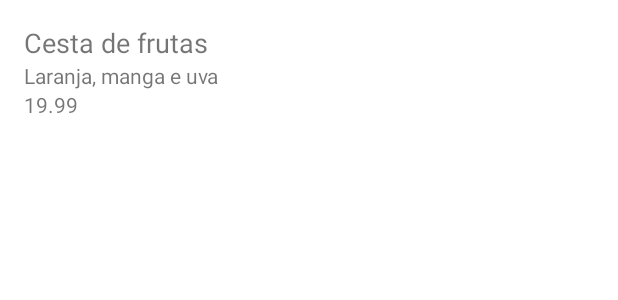
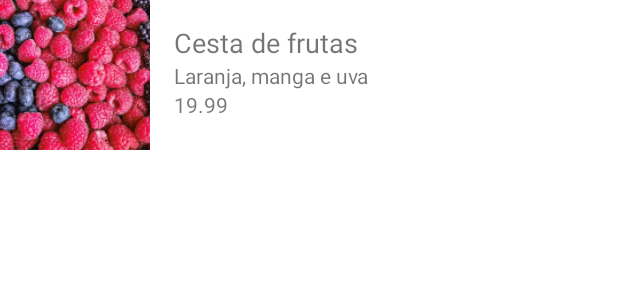
Before and after one commit to Fael-dev/android-nativo-kt-2, an Android app: the layout produto_item.xml on its own in the app's theme, with its tools: preview values and no code run, on a phone screen of 412 x 824 dp. Shown: the top 300 px of the screen. Run offline under Robolectric (Android 15) with nearby library versions, the phone set to English and light mode, and no system bars.

Commit message:
Adicionando imagens de diferentes densidades de telas

```diff
--- a/app/src/main/java/com/example/orgs/dao/ProdutosDao.kt
+++ b/app/src/main/java/com/example/orgs/dao/ProdutosDao.kt
@@ -1,7 +1,9 @@
 package com.example.orgs.dao
 
 import com.example.orgs.models.Produto
-
+import java.math.BigDecimal
+// transforma uma imagem em diferentes densidades de telas
+// https://nsimage.brosteins.com/
 class ProdutosDao {
 
     fun adiciona(produto: Produto) {
@@ -13,6 +15,8 @@ class ProdutosDao {
     }
 
     companion object {
-        private val produtos = mutableListOf<Produto>()
+        private val produtos = mutableListOf<Produto>(
+            Produto(nome =  "Frutas vermelhas", descricao = "Melão, caju, laranja, limão.", valor = BigDecimal("12.90"))
+        )
     }
 }
--- a/app/src/main/java/com/example/orgs/ui/activity/ListaProdutosActivity.kt
+++ b/app/src/main/java/com/example/orgs/ui/activity/ListaProdutosActivity.kt
@@ -14,16 +14,15 @@ class ListaProdutosActivity: AppCompatActivity(R.layout.activity_lista_produtos)
 
     private val dao = ProdutosDao()
     private val adapter = ListaProdutosAdapter(context = this, produtos = dao.buscaTodos())
-
     private val binding by lazy {
         ActivityListaProdutosBinding.inflate(layoutInflater)
     }
 
     override fun onCreate(savedInstanceState: Bundle?) {
         super.onCreate(savedInstanceState)
+        setContentView(binding.root)
         configuraRecyclerView()
         configuraFab()
-        setContentView(binding.root)
     }
 
     override fun onResume() {
--- a/app/src/main/res/layout/produto_item.xml
+++ b/app/src/main/res/layout/produto_item.xml
@@ -14,7 +14,7 @@
         tools:ignore="MissingConstraints"
         app:layout_constraintEnd_toEndOf="parent"
         app:layout_constraintTop_toTopOf="parent"
-        app:layout_constraintStart_toStartOf="parent"
+        app:layout_constraintStart_toEndOf="@id/imageView"
         />
 
     <TextView
@@ -22,9 +22,7 @@
         android:layout_width="0dp"
         android:layout_height="wrap_content"
         tools:text="Laranja, manga e uva"
-        android:layout_marginStart="16dp"
-        android:layout_marginEnd="16dp"
-        app:layout_constraintStart_toStartOf="parent"
+        app:layout_constraintStart_toStartOf="@id/produto_item_nome"
         app:layout_constraintTop_toBottomOf="@id/produto_item_nome"
         app:layout_constraintEnd_toEndOf="parent"/>
 
@@ -33,9 +31,20 @@
         android:layout_width="0dp"
         android:layout_height="wrap_content"
         tools:text="19.99"
-        android:layout_marginStart="16dp"
-        android:layout_marginEnd="16dp"
-        app:layout_constraintStart_toStartOf="parent"
+        app:layout_constraintStart_toStartOf="@id/produto_item_nome"
         app:layout_constraintEnd_toEndOf="parent"
         app:layout_constraintTop_toBottomOf="@id/produto_item_descricao" />
+
+    <ImageView
+        android:id="@+id/imageView"
+        android:layout_width="100dp"
+        android:layout_height="100dp"
+        android:scaleType="centerCrop"
+        tools:srcCompat="@tools:sample/backgrounds/scenic"
+        app:layout_constraintStart_toStartOf="parent"
+        app:layout_constraintTop_toTopOf="parent"
+        app:layout_constraintBottom_toBottomOf="parent"
+        app:layout_constraintEnd_toStartOf="@+id/produto_item_nome"
+        android:src="@drawable/frutas_vermelhas"
+        />
 </androidx.constraintlayout.widget.ConstraintLayout>
```
Also changed, not shown: app/src/main/res/drawable-hdpi/frutas_vermelhas.png (added), app/src/main/res/drawable-ldpi/frutas_vermelhas.png (added), app/src/main/res/drawable-mdpi/frutas_vermelhas.png (added), app/src/main/res/drawable-xhdpi/frutas_vermelhas.png (added), app/src/main/res/drawable-xxhdpi/frutas_vermelhas.png (added), app/src/main/res/drawable-xxxhdpi/frutas_vermelhas.png (added).
